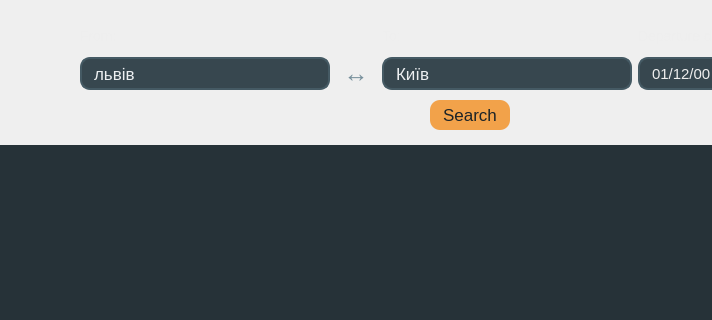
Before: the Qt Designer form Lab2/Lab2_proj/ClientPart/buytickets.ui in BohdanGunko/clientServetTcpIp, drawn with Qt 5; both pictures show x 90 to 802 and y 0 to 320 of the 1120 by 453 pixel window.
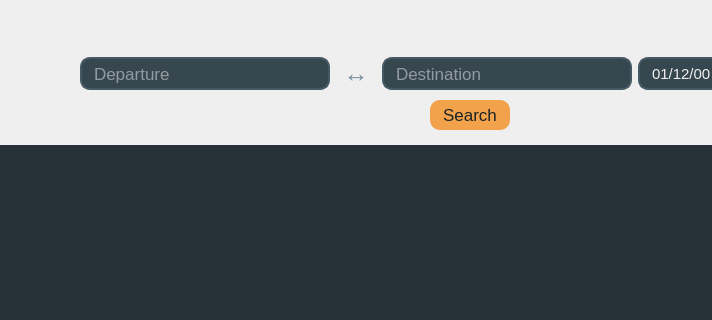
After: the same form once the commit is applied. Icons and pictures are not drawn.

Diff of the .ui file:
```diff
--- a/Lab2/Lab2_proj/ClientPart/buytickets.ui
+++ b/Lab2/Lab2_proj/ClientPart/buytickets.ui
@@ -514,7 +514,7 @@
                  </size>
                 </property>
                 <property name="text">
-                 <string>Київ</string>
+                 <string/>
                 </property>
                 <property name="maxLength">
                  <number>70</number>
@@ -592,7 +592,7 @@
                  </size>
                 </property>
                 <property name="text">
-                 <string>львів</string>
+                 <string/>
                 </property>
                 <property name="maxLength">
                  <number>70</number>
```
